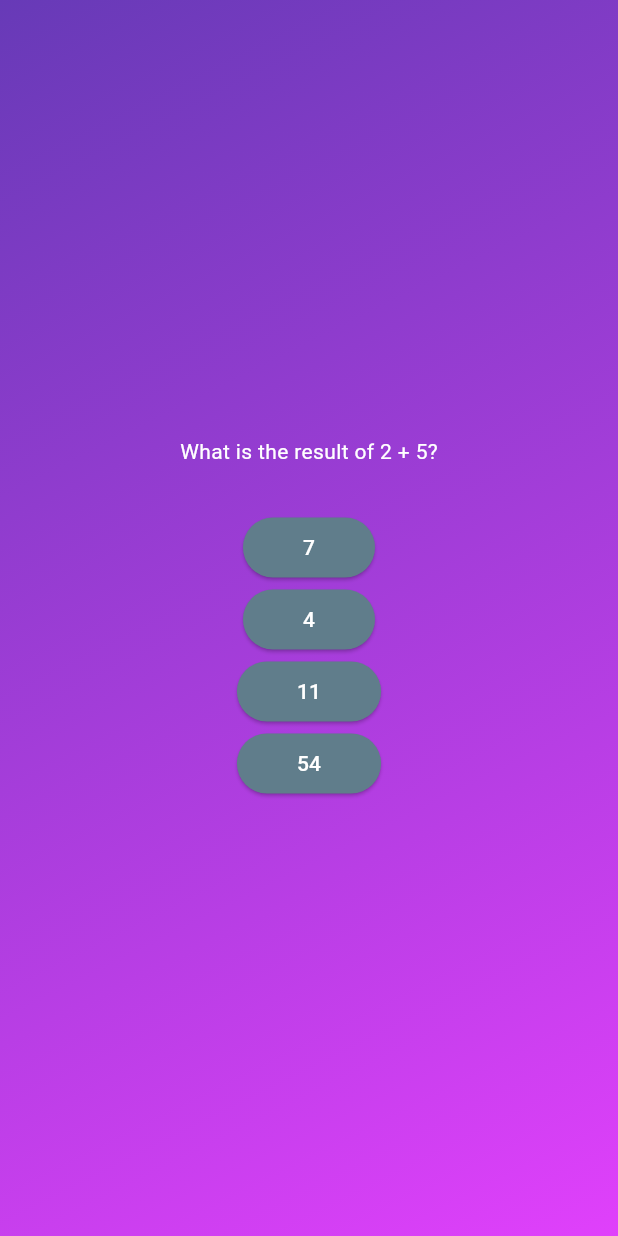
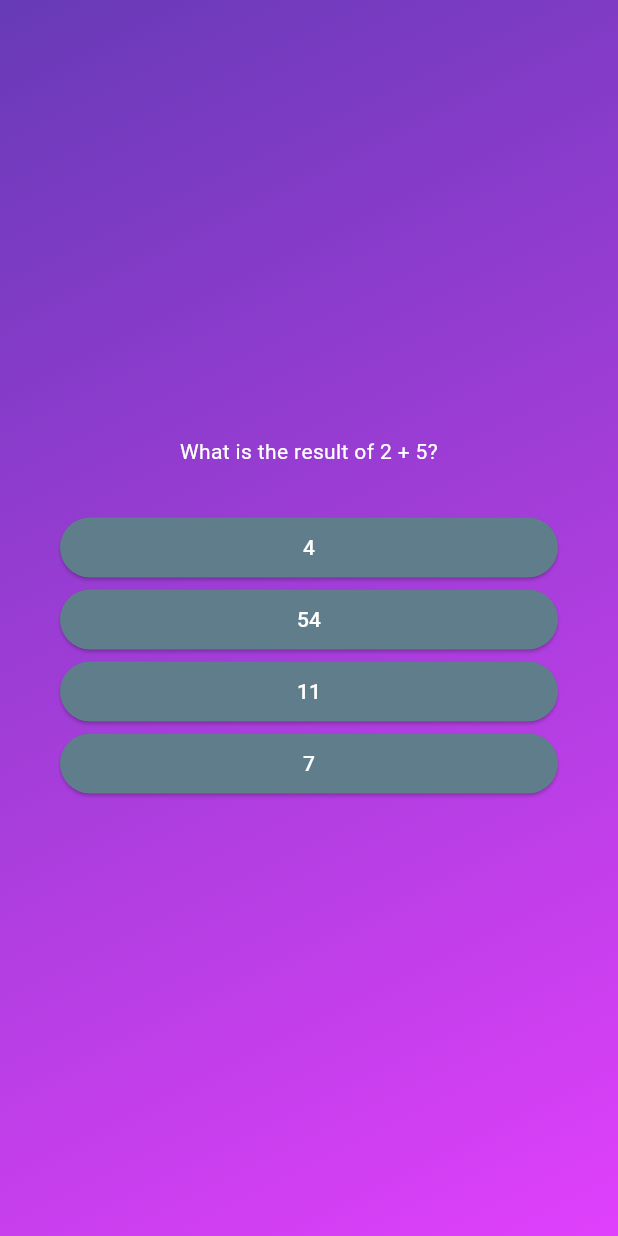
Before and after one commit to balazs1396/fluttern-learn, a Flutter app: the screen it shows after launch, after a tap on "Start quiz", on a phone screen of 412 x 824 dp. Run offline on Flutter 3.47's test engine with Material 3 defaults, Android fonts, the phone set to English and light mode, and no system bars.

Commit message:
Implement questions tabs & shuffle answers

```diff
--- a/lib/models/quiz.dart
+++ b/lib/models/quiz.dart
@@ -3,4 +3,11 @@ class QuizQuestion {
 
   final String text;
   final List<String> answers;
+
+  List<String> getShuffledAnswers() {
+    final List<String> shuffledAnswers = List.of(answers);
+    shuffledAnswers.shuffle();
+
+    return shuffledAnswers;
+  }
 }
--- a/lib/questions_screen.dart
+++ b/lib/questions_screen.dart
@@ -13,22 +13,38 @@ class QuestionsScreen extends StatefulWidget {
 }
 
 class _QuestionsState extends State<QuestionsScreen> {
-  final QuizQuestion currentQuestion = questions[0];
+  int currentQuestionIndex = 0;
+
+  void answerQuestion() {
+    setState(() {
+      currentQuestionIndex++;
+    });
+  }
 
   @override
   Widget build(BuildContext context) {
+    final QuizQuestion currentQuestion = questions[currentQuestionIndex];
+
     return SizedBox(
       width: double.infinity,
+      child: Container(
+        margin: EdgeInsets.all(40),
         child: Column(
           mainAxisAlignment: MainAxisAlignment.center,
+          crossAxisAlignment: CrossAxisAlignment.stretch,
           children: [
-          Text(currentQuestion.text, style: const TextStyle(color: Colors.white)),
+            Text(
+              currentQuestion.text,
+              style: const TextStyle(color: Colors.white),
+              textAlign: TextAlign.center,
+            ),
             const SizedBox(height: 30),
 
-          ...currentQuestion.answers.map((answer) {
-            return AnswerButton(answerText: answer, onTap: () {});
+            ...currentQuestion.getShuffledAnswers().map((answer) {
+              return AnswerButton(answerText: answer, onTap: answerQuestion);
             }),
           ],
+        ),
       ),
     );
   }
```
Lines whose indentation alone changed are shown as unchanged.
